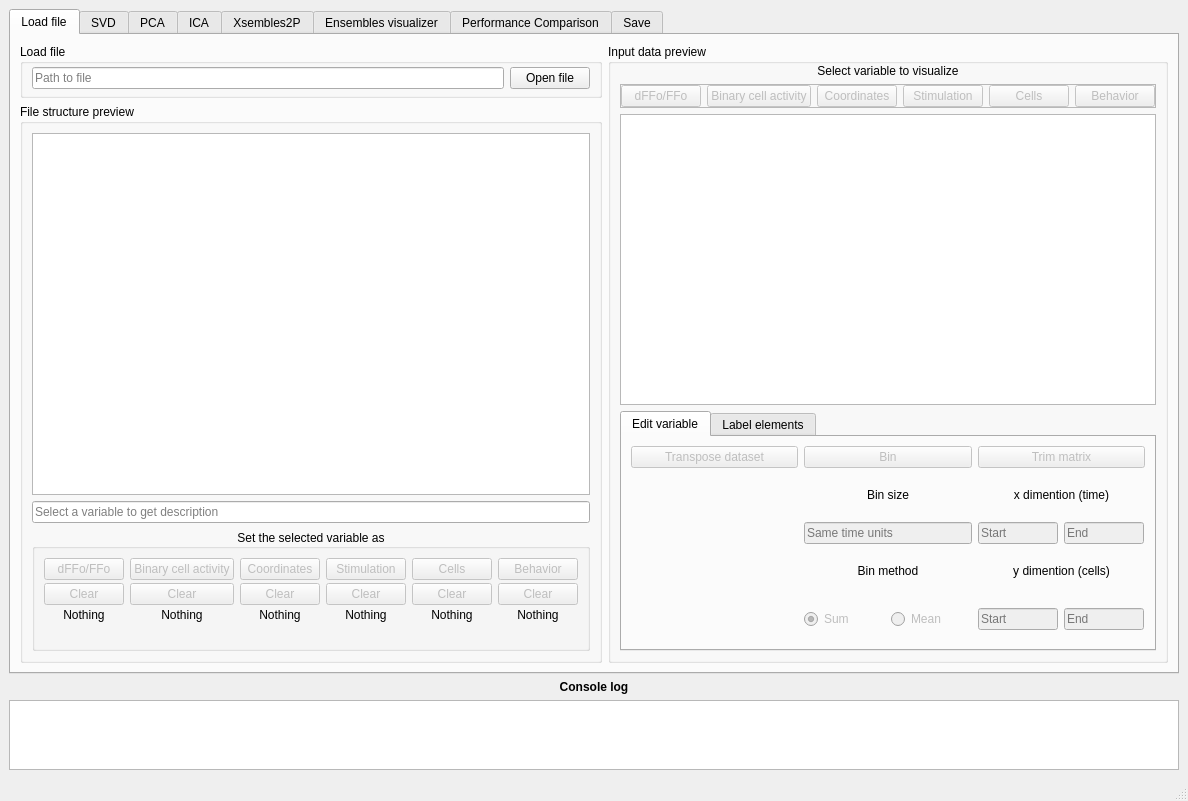
Old version of the form gui/MainWindow.ui in the repository rivelco/ENCORE.
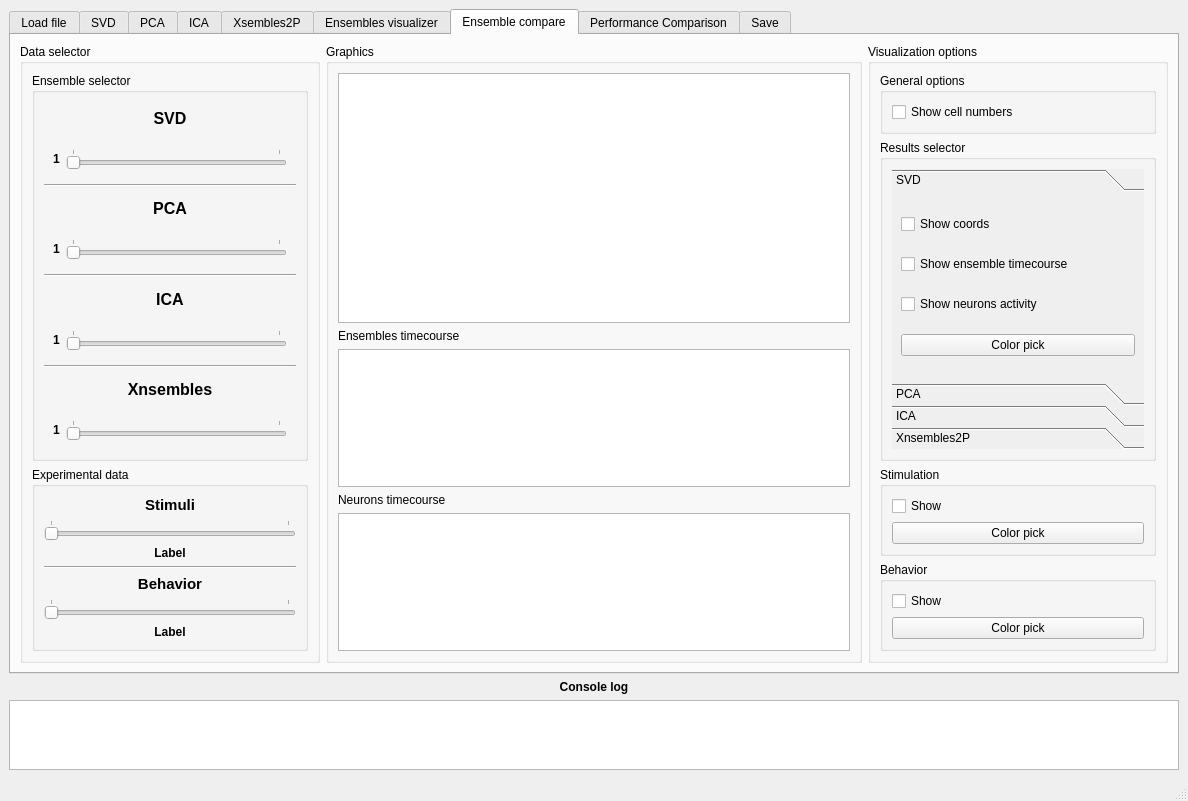
New version of the form. The open tabs and pages were chosen to show the change. Custom widgets are drawn as their Qt base class.

Commit message: Advances with new visialization

What changed in the file:
```diff
--- a/gui/MainWindow.ui
+++ b/gui/MainWindow.ui
@@ -36,7 +36,7 @@
        <number>4</number>
       </property>
       <property name="currentIndex">
-       <number>0</number>
+       <number>6</number>
       </property>
       <widget class="QWidget" name="tab">
        <attribute name="title">
@@ -3181,6 +3181,787 @@
         </item>
        </layout>
       </widget>
+      <widget class="QWidget" name="tab_46">
+       <attribute name="title">
+        <string>Ensemble compare</string>
+       </attribute>
+       <layout class="QHBoxLayout" name="horizontalLayout_21">
+        <item>
+         <widget class="QGroupBox" name="groupBox_32">
+          <property name="sizePolicy">
+           <sizepolicy hsizetype="Minimum" vsizetype="Preferred">
+            <horstretch>0</horstretch>
+            <verstretch>0</verstretch>
+           </sizepolicy>
+          </property>
+          <property name="minimumSize">
+           <size>
+            <width>300</width>
+            <height>0</height>
+           </size>
+          </property>
+          <property name="maximumSize">
+           <size>
+            <width>300</width>
+            <height>16777215</height>
+           </size>
+          </property>
+          <property name="title">
+           <string>Data selector</string>
+          </property>
+          <layout class="QVBoxLayout" name="verticalLayout_61">
+           <item>
+            <widget class="QGroupBox" name="groupBox_35">
+             <property name="sizePolicy">
+              <sizepolicy hsizetype="MinimumExpanding" vsizetype="Preferred">
+               <horstretch>0</horstretch>
+               <verstretch>0</verstretch>
+              </sizepolicy>
+             </property>
+             <property name="title">
+              <string>Ensemble selector</string>
+             </property>
+             <layout class="QVBoxLayout" name="verticalLayout_62">
+              <item>
+               <widget class="QLabel" name="label_7">
+                <property name="sizePolicy">
+                 <sizepolicy hsizetype="MinimumExpanding" vsizetype="Preferred">
+                  <horstretch>0</horstretch>
+                  <verstretch>0</verstretch>
+                 </sizepolicy>
+                </property>
+                <property name="font">
+                 <font>
+                  <pointsize>12</pointsize>
+                  <bold>true</bold>
+                 </font>
+                </property>
+                <property name="text">
+                 <string>SVD</string>
+                </property>
+                <property name="alignment">
+                 <set>Qt::AlignCenter</set>
+                </property>
+               </widget>
+              </item>
+              <item>
+               <widget class="QWidget" name="widget_9" native="true">
+                <layout class="QHBoxLayout" name="horizontalLayout_22">
+                 <item>
+                  <widget class="QLabel" name="enscomp_slider_lbl_svd">
+                   <property name="sizePolicy">
+                    <sizepolicy hsizetype="Minimum" vsizetype="Preferred">
+                     <horstretch>0</horstretch>
+                     <verstretch>0</verstretch>
+                    </sizepolicy>
+                   </property>
+                   <property name="font">
+                    <font>
+                     <bold>true</bold>
+                    </font>
+                   </property>
+                   <property name="text">
+                    <string>1</string>
+                   </property>
+                  </widget>
+                 </item>
+                 <item>
+                  <widget class="QSlider" name="enscomp_slider_svd">
+                   <property name="sizePolicy">
+                    <sizepolicy hsizetype="MinimumExpanding" vsizetype="Fixed">
+                     <horstretch>0</horstretch>
+                     <verstretch>0</verstretch>
+                    </sizepolicy>
+                   </property>
+                   <property name="maximum">
+                    <number>1</number>
+                   </property>
+                   <property name="orientation">
+                    <enum>Qt::Horizontal</enum>
+                   </property>
+                   <property name="tickPosition">
+                    <enum>QSlider::TicksAbove</enum>
+                   </property>
+                   <property name="tickInterval">
+                    <number>1</number>
+                   </property>
+                  </widget>
+                 </item>
+                </layout>
+               </widget>
+              </item>
+              <item>
+               <widget class="Line" name="line">
+                <property name="orientation">
+                 <enum>Qt::Horizontal</enum>
+                </property>
+               </widget>
+              </item>
+              <item>
+               <widget class="QLabel" name="label_21">
+                <property name="sizePolicy">
+                 <sizepolicy hsizetype="MinimumExpanding" vsizetype="Preferred">
+                  <horstretch>0</horstretch>
+                  <verstretch>0</verstretch>
+                 </sizepolicy>
+                </property>
+                <property name="font">
+                 <font>
+                  <pointsize>12</pointsize>
+                  <bold>true</bold>
+                 </font>
+                </property>
+                <property name="text">
+                 <string>PCA</string>
+                </property>
+                <property name="alignment">
+                 <set>Qt::AlignCenter</set>
+                </property>
+               </widget>
+              </item>
+              <item>
+               <widget class="QWidget" name="widget_10" native="true">
+                <layout class="QHBoxLayout" name="horizontalLayout_23">
+                 <item>
+                  <widget class="QLabel" name="enscomp_slider_lbl_pca">
+                   <property name="font">
+                    <font>
+                     <bold>true</bold>
+                    </font>
+                   </property>
+                   <property name="text">
+                    <string>1</string>
+                   </property>
+                  </widget>
+                 </item>
+                 <item>
+                  <widget class="QSlider" name="enscomp_slider_pca">
+                   <property name="sizePolicy">
+                    <sizepolicy hsizetype="MinimumExpanding" vsizetype="Fixed">
+                     <horstretch>0</horstretch>
+                     <verstretch>0</verstretch>
+                    </sizepolicy>
+                   </property>
+                   <property name="maximum">
+                    <number>1</number>
+                   </property>
+                   <property name="orientation">
+                    <enum>Qt::Horizontal</enum>
+                   </property>
+                   <property name="tickPosition">
+                    <enum>QSlider::TicksAbove</enum>
+                   </property>
+                   <property name="tickInterval">
+                    <number>1</number>
+                   </property>
+                  </widget>
+                 </item>
+                </layout>
+               </widget>
+              </item>
+              <item>
+               <widget class="Line" name="line_2">
+                <property name="orientation">
+                 <enum>Qt::Horizontal</enum>
+                </property>
+               </widget>
+              </item>
+              <item>
+               <widget class="QLabel" name="label_22">
+                <property name="sizePolicy">
+                 <sizepolicy hsizetype="MinimumExpanding" vsizetype="Preferred">
+                  <horstretch>0</horstretch>
+                  <verstretch>0</verstretch>
+                 </sizepolicy>
+                </property>
+                <property name="font">
+                 <font>
+                  <pointsize>12</pointsize>
+                  <bold>true</bold>
+                 </font>
+                </property>
+                <property name="text">
+                 <string>ICA</string>
+                </property>
+                <property name="alignment">
+                 <set>Qt::AlignCenter</set>
+                </property>
+               </widget>
+              </item>
+              <item>
+               <widget class="QWidget" name="widget_11" native="true">
+                <layout class="QHBoxLayout" name="horizontalLayout_24">
+                 <item>
+                  <widget class="QLabel" name="enscomp_slider_lbl_ica">
+                   <property name="font">
+                    <font>
+                     <bold>true</bold>
+                    </font>
+                   </property>
+                   <property name="text">
+                    <string>1</string>
+                   </property>
+                  </widget>
+                 </item>
+                 <item>
+                  <widget class="QSlider" name="enscomp_slider_ica">
+                   <property name="sizePolicy">
+                    <sizepolicy hsizetype="MinimumExpanding" vsizetype="Fixed">
+                     <horstretch>0</horstretch>
+                     <verstretch>0</verstretch>
+                    </sizepolicy>
+                   </property>
+                   <property name="maximum">
+                    <number>1</number>
+                   </property>
+                   <property name="orientation">
+                    <enum>Qt::Horizontal</enum>
+                   </property>
+                   <property name="tickPosition">
+                    <enum>QSlider::TicksAbove</enum>
+                   </property>
+                   <property name="tickInterval">
+                    <number>1</number>
+                   </property>
+                  </widget>
+                 </item>
+                </layout>
+               </widget>
+              </item>
+              <item>
+               <widget class="Line" name="line_3">
+                <property name="orientation">
+                 <enum>Qt::Horizontal</enum>
+                </property>
+               </widget>
+              </item>
+              <item>
+               <widget class="QLabel" name="label_23">
+                <property name="sizePolicy">
+                 <sizepolicy hsizetype="MinimumExpanding" vsizetype="Preferred">
+                  <horstretch>0</horstretch>
+                  <verstretch>0</verstretch>
+                 </sizepolicy>
+                </property>
+                <property name="font">
+                 <font>
+                  <pointsize>12</pointsize>
+                  <bold>true</bold>
+                 </font>
+                </property>
+                <property name="text">
+                 <string>Xnsembles</string>
+                </property>
+                <property name="alignment">
+                 <set>Qt::AlignCenter</set>
+                </property>
+               </widget>
+              </item>
+              <item>
+               <widget class="QWidget" name="widget_12" native="true">
+                <layout class="QHBoxLayout" name="horizontalLayout_25">
+                 <item>
+                  <widget class="QLabel" name="enscomp_slider_lbl_x2p">
+                   <property name="font">
+                    <font>
+                     <bold>true</bold>
+                    </font>
+                   </property>
+                   <property name="text">
+                    <string>1</string>
+                   </property>
+                  </widget>
+                 </item>
+                 <item>
+                  <widget class="QSlider" name="enscomp_slider_x2p">
+                   <property name="sizePolicy">
+                    <sizepolicy hsizetype="MinimumExpanding" vsizetype="Fixed">
+                     <horstretch>0</horstretch>
+                     <verstretch>0</verstretch>
+                    </sizepolicy>
+                   </property>
+                   <property name="maximum">
+                    <number>1</number>
+                   </property>
+                   <property name="orientation">
+                    <enum>Qt::Horizontal</enum>
+                   </property>
+                   <property name="tickPosition">
+                    <enum>QSlider::TicksAbove</enum>
+                   </property>
+                   <property name="tickInterval">
+                    <number>1</number>
+                   </property>
+                  </widget>
+                 </item>
+                </layout>
+               </widget>
+              </item>
+             </layout>
+            </widget>
+           </item>
+           <item>
+            <widget class="QGroupBox" name="groupBox_36">
+             <property name="sizePolicy">
+              <sizepolicy hsizetype="MinimumExpanding" vsizetype="Maximum">
+               <horstretch>0</horstretch>
+               <verstretch>0</verstretch>
+              </sizepolicy>
+             </property>
+             <property name="title">
+              <string>Experimental data</string>
+             </property>
+             <layout class="QVBoxLayout" name="verticalLayout_73">
+              <item>
+               <widget class="QLabel" name="label_31">
+                <property name="font">
+                 <font>
+                  <pointsize>11</pointsize>
+                  <bold>true</bold>
+                 </font>
+                </property>
+                <property name="text">
+                 <string>Stimuli</string>
+                </property>
+                <property name="alignment">
+                 <set>Qt::AlignCenter</set>
+                </property>
+               </widget>
+              </item>
+              <item>
+               <widget class="QSlider" name="enscomp_slider_stim">
+                <property name="maximum">
+                 <number>1</number>
+                </property>
+                <property name="orientation">
+                 <enum>Qt::Horizontal</enum>
+                </property>
+                <property name="tickPosition">
+                 <enum>QSlider::TicksAbove</enum>
+                </property>
+                <property name="tickInterval">
+                 <number>1</number>
+                </property>
+               </widget>
+              </item>
+              <item>
+               <widget class="QLabel" name="enscomp_slider_lbl_stim">
+                <property name="font">
+                 <font>
+                  <bold>true</bold>
+                 </font>
+                </property>
+                <property name="text">
+                 <string>Label</string>
+                </property>
+                <property name="alignment">
+                 <set>Qt::AlignCenter</set>
+                </property>
+               </widget>
+              </item>
+              <item>
+               <widget class="Line" name="line_4">
+                <property name="orientation">
+                 <enum>Qt::Horizontal</enum>
+                </property>
+               </widget>
+              </item>
+              <item>
+               <widget class="QLabel" name="label_30">
+                <property name="font">
+                 <font>
+                  <pointsize>11</pointsize>
+                  <bold>true</bold>
+                 </font>
+                </property>
+                <property name="text">
+                 <string>Behavior</string>
+                </property>
+                <property name="alignment">
+                 <set>Qt::AlignCenter</set>
+                </property>
+               </widget>
+              </item>
+              <item>
+               <widget class="QSlider" name="enscomp_slider_behavior">
+                <property name="maximum">
+                 <number>1</number>
+                </property>
+                <property name="orientation">
+                 <enum>Qt::Horizontal</enum>
+                </property>
+                <property name="tickPosition">
+                 <enum>QSlider::TicksAbove</enum>
+                </property>
+                <property name="tickInterval">
+                 <number>1</number>
+                </property>
+               </widget>
+              </item>
+              <item>
+               <widget class="QLabel" name="enscomp_slider_lbl_behavior">
+                <property name="font">
+                 <font>
+                  <bold>true</bold>
+                 </font>
+                </property>
+                <property name="text">
+                 <string>Label</string>
+                </property>
+                <property name="alignment">
+                 <set>Qt::AlignCenter</set>
+                </property>
+               </widget>
+              </item>
+             </layout>
+            </widget>
+           </item>
+          </layout>
+         </widget>
+        </item>
+        <item>
+         <widget class="QGroupBox" name="groupBox_33">
+          <property name="sizePolicy">
+           <sizepolicy hsizetype="Expanding" vsizetype="Expanding">
+            <horstretch>0</horstretch>
+            <verstretch>0</verstretch>
+           </sizepolicy>
+          </property>
+          <property name="title">
+           <string>Graphics</string>
+          </property>
+          <layout class="QVBoxLayout" name="verticalLayout_63">
+           <item>
+            <widget class="MatplotlibWidget" name="enscomp_plot_map">
+             <property name="minimumSize">
+              <size>
+               <width>0</width>
+               <height>250</height>
+              </size>
+             </property>
+            </widget>
+           </item>
+           <item>
+            <widget class="QLabel" name="label_29">
+             <property name="text">
+              <string>Ensembles timecourse</string>
+             </property>
+            </widget>
+           </item>
+           <item>
+            <widget class="MatplotlibWidget" name="enscomp_plot_enstime">
+             <property name="sizePolicy">
+              <sizepolicy hsizetype="Expanding" vsizetype="Preferred">
+               <horstretch>0</horstretch>
+               <verstretch>0</verstretch>
+              </sizepolicy>
+             </property>
+            </widget>
+           </item>
+           <item>
+            <widget class="QLabel" name="label_28">
+             <property name="text">
+              <string>Neurons timecourse</string>
+             </property>
+            </widget>
+           </item>
+           <item>
+            <widget class="MatplotlibWidget" name="enscomp_plot_neusact">
+             <property name="sizePolicy">
+              <sizepolicy hsizetype="Expanding" vsizetype="Preferred">
+               <horstretch>0</horstretch>
+               <verstretch>0</verstretch>
+              </sizepolicy>
+             </property>
+            </widget>
+           </item>
+          </layout>
+         </widget>
+        </item>
+        <item>
+         <widget class="QGroupBox" name="groupBox_34">
+          <property name="minimumSize">
+           <size>
+            <width>300</width>
+            <height>0</height>
+           </size>
+          </property>
+          <property name="maximumSize">
+           <size>
+            <width>300</width>
+            <height>16777215</height>
+           </size>
+          </property>
+          <property name="title">
+           <string>Visualization options</string>
+          </property>
+          <layout class="QVBoxLayout" name="verticalLayout_64">
+           <item>
+            <widget class="QGroupBox" name="groupBox_37">
+             <property name="title">
+              <string>General options</string>
+             </property>
+             <layout class="QVBoxLayout" name="verticalLayout_65">
+              <item>
+               <widget class="QCheckBox" name="enscomp_visopts_showcells">
+                <property name="text">
+                 <string>Show cell numbers</string>
+                </property>
+               </widget>
+              </item>
+             </layout>
+            </widget>
+           </item>
+           <item>
+            <widget class="QGroupBox" name="groupBox_38">
+             <property name="sizePolicy">
+              <sizepolicy hsizetype="Minimum" vsizetype="Preferred">
+               <horstretch>0</horstretch>
+               <verstretch>0</verstretch>
+              </sizepolicy>
+             </property>
+             <property name="title">
+              <string>Results selector</string>
+             </property>
+             <layout class="QVBoxLayout" name="verticalLayout_69">
+              <item>
+               <widget class="QToolBox" name="enscomp_btn_neus_ica">
+                <property name="enabled">
+                 <bool>true</bool>
+                </property>
+                <property name="contextMenuPolicy">
+                 <enum>Qt::DefaultContextMenu</enum>
+                </property>
+                <property name="autoFillBackground">
+                 <bool>true</bool>
+                </property>
+                <property name="frameShadow">
+                 <enum>QFrame::Plain</enum>
+                </property>
+                <property name="currentIndex">
+                 <number>3</number>
+                </property>
+                <property name="tabSpacing">
+                 <number>0</number>
+                </property>
+                <widget class="QWidget" name="page_3">
+                 <property name="geometry">
+                  <rect>
+                   <x>0</x>
+                   <y>0</y>
+                   <width>260</width>
+                   <height>175</height>
+                  </rect>
+                 </property>
+                 <attribute name="label">
+                  <string>SVD</string>
+                 </attribute>
+                 <layout class="QVBoxLayout" name="verticalLayout_70">
+                  <item>
+                   <widget class="QCheckBox" name="enscomp_check_coords_svd">
+                    <property name="text">
+                     <string>Show coords</string>
+                    </property>
+                   </widget>
+                  </item>
+                  <item>
+                   <widget class="QCheckBox" name="enscomp_check_ens_svd">
+                    <property name="text">
+                     <string>Show ensemble timecourse</string>
+                    </property>
+                   </widget>
+                  </item>
+                  <item>
+                   <widget class="QCheckBox" name="enscomp_check_neus_svd">
+                    <property name="text">
+                     <string>Show neurons activity</string>
+                    </property>
+                   </widget>
+                  </item>
+                  <item>
+                   <widget class="QPushButton" name="enscomp_btn_color_svd">
+                    <property name="text">
+                     <string>Color pick</string>
+                    </property>
+                   </widget>
+                  </item>
+                 </layout>
+                </widget>
+                <widget class="QWidget" name="page_4">
+                 <property name="geometry">
+                  <rect>
+                   <x>0</x>
+                   <y>0</y>
+                   <width>260</width>
+                   <height>175</height>
+                  </rect>
+                 </property>
+                 <attribute name="label">
+                  <string>PCA</string>
+                 </attribute>
+                 <layout class="QVBoxLayout" name="verticalLayout_68">
+                  <item>
+                   <widget class="QCheckBox" name="enscomp_check_coords_pca">
+                    <property name="text">
+                     <string>Show in map</string>
+                    </property>
+                   </widget>
+                  </item>
+                  <item>
+                   <widget class="QCheckBox" name="enscomp_check_ens_pca">
+                    <property name="text">
+                     <string>Show ensemble timecourse</string>
+                    </property>
+                   </widget>
+                  </item>
+                  <item>
+                   <widget class="QCheckBox" name="enscomp_check_neus_pca">
+                    <property name="text">
+                     <string>Show neurons activity</string>
+                    </property>
+                   </widget>
+                  </item>
+                  <item>
+                   <widget class="QPushButton" name="enscomp_check_color_pca">
+                    <property name="text">
+                     <string>Color pick</string>
+                    </property>
+                   </widget>
+                  </item>
+                 </layout>
+                </widget>
+                <widget class="QWidget" name="page_5">
+                 <attribute name="label">
+                  <string>ICA</string>
+                 </attribute>
+                 <layout class="QVBoxLayout" name="verticalLayout_71">
+                  <item>
+                   <widget class="QCheckBox" name="checkBox_10">
+                    <property name="text">
+                     <string>Show in map</string>
+                    </property>
+                   </widget>
+                  </item>
+                  <item>
+                   <widget class="QCheckBox" name="enscomp_check_ens_ica">
+                    <property name="text">
+                     <string>Show ensemble timecourse</string>
+                    </property>
+                   </widget>
+                  </item>
+                  <item>
+                   <widget class="QCheckBox" name="checkBox_12">
+                    <property name="text">
+                     <string>Show neurons activity</string>
+                    </property>
+                   </widget>
+                  </item>
+                  <item>
+                   <widget class="QPushButton" name="enscomp_btn_color_ica">
+                    <property name="text">
+                     <string>Color pick</string>
+                    </property>
+                   </widget>
+                  </item>
+                 </layout>
+                </widget>
+                <widget class="QWidget" name="page_6">
+                 <attribute name="label">
+                  <string>Xnsembles2P</string>
+                 </attribute>
+                 <layout class="QVBoxLayout" name="verticalLayout_72">
+                  <item>
+                   <widget class="QCheckBox" name="enscomp_check_coords_x2p">
+                    <property name="text">
+                     <string>Show in map</string>
+                    </property>
+                   </widget>
+                  </item>
+                  <item>
+                   <widget class="QCheckBox" name="enscomp_check_ens_x2p">
+                    <property name="text">
+                     <string>Show ensemble timecourse</string>
+                    </property>
+                   </widget>
+                  </item>
+                  <item>
+                   <widget class="QCheckBox" name="enscomp_check_neus_x2p">
+                    <property name="text">
+                     <string>Show neurons activity</string>
+                    </property>
+                   </widget>
+                  </item>
+                  <item>
+                   <widget class="QPushButton" name="enscomp_btn_color_x2p">
+                    <property name="text">
+                     <string>Color pick</string>
+                    </property>
+                   </widget>
+                  </item>
+                 </layout>
+                </widget>
+               </widget>
+              </item>
+             </layout>
+            </widget>
+           </item>
+           <item>
+            <widget class="QGroupBox" name="groupBox_39">
+             <property name="sizePolicy">
+              <sizepolicy hsizetype="Preferred" vsizetype="Minimum">
+               <horstretch>0</horstretch>
+               <verstretch>0</verstretch>
+              </sizepolicy>
+             </property>
+             <property name="title">
+              <string>Stimulation</string>
+             </property>
+             <layout class="QVBoxLayout" name="verticalLayout_66">
+              <item>
+               <widget class="QCheckBox" name="enscomp_check_show_stim">
+                <property name="text">
+                 <string>Show</string>
+                </property>
+               </widget>
+              </item>
+              <item>
+               <widget class="QPushButton" name="enscomp_btn_color_stim">
+                <property name="text">
+                 <string>Color pick</string>
+                </property>
+               </widget>
+              </item>
+             </layout>
+            </widget>
+           </item>
+           <item>
+            <widget class="QGroupBox" name="groupBox_40">
+             <property name="title">
+              <string>Behavior</string>
+             </property>
+             <layout class="QVBoxLayout" name="verticalLayout_67">
+              <item>
+               <widget class="QCheckBox" name="enscomp_check_behavior_stim">
+                <property name="text">
+                 <string>Show</string>
+                </property>
+               </widget>
+              </item>
+              <item>
+               <widget class="QPushButton" name="enscomp_btn_color_behavior">
+                <property name="text">
+                 <string>Color pick</string>
+                </property>
+               </widget>
+              </item>
+             </layout>
+            </widget>
+           </item>
+          </layout>
+         </widget>
+        </item>
+       </layout>
+      </widget>
       <widget class="QWidget" name="tab_5">
        <attribute name="title">
         <string>Performance Comparison</string>
```
Left out of the diff: 10 changed lines with no effect on the pictures.
